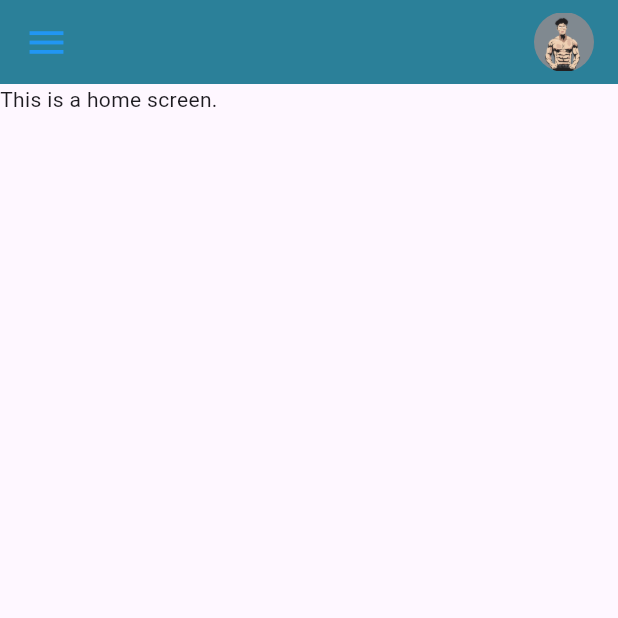
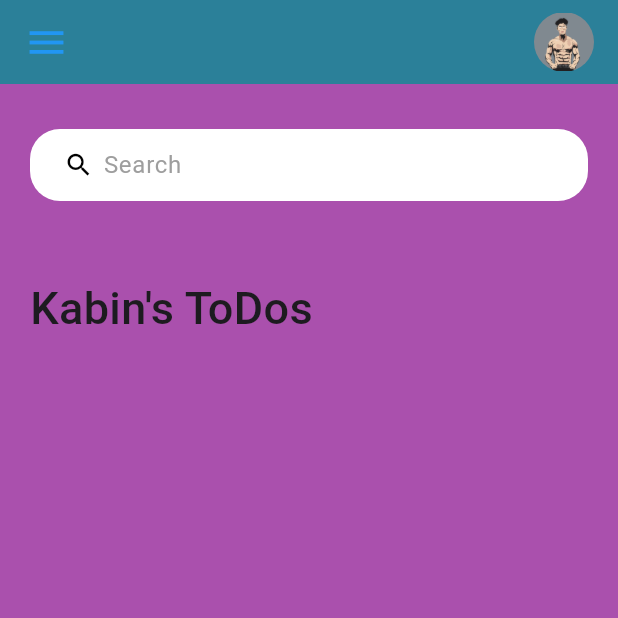
Before and after one commit to KabeinG-7/Kabin_Todo, a Flutter app: the screen it shows after launch, on a phone screen of 412 x 824 dp, the top half of it. Run offline on Flutter 3.47's test engine with Material 3 defaults, Android fonts, the phone set to English and light mode, and no system bars.

Commit message:
New changes

```diff
--- a/lib/screens/home.dart
+++ b/lib/screens/home.dart
@@ -1,4 +1,5 @@
 import 'package:flutter/material.dart';
+import 'package:kabin_todo/widgets/todoitem.dart';
 
 class Home extends StatelessWidget {
   const Home({super.key});
@@ -6,7 +7,77 @@ class Home extends StatelessWidget {
   @override
   Widget build(BuildContext context) {
     return Scaffold(
-      appBar: AppBar(
+      backgroundColor: const Color.fromARGB(207, 150, 39, 154),
+      appBar: _builtappbar(),
+      body: Container(
+        padding: const EdgeInsets.symmetric(
+          horizontal: 20,
+          vertical: 15,
+        ),
+        child: Column(
+          children: [
+            SizedBox(
+              height: 15,
+            ),
+            searchbox(),
+            Expanded(
+              child: ListView(
+                children: [
+                  Container(
+                    margin: const EdgeInsets.only(
+                      top: 50,
+                      bottom: 20,
+                    ),
+                    child: const Text(
+                      "Kabin's ToDos",
+                      style: TextStyle(
+                        fontSize: 30,
+                        fontWeight: FontWeight.w500,
+                      ),
+                    ),
+                  ),
+                ],
+              ),
+            )
+          ],
+        ),
+      ),
+    );
+  }
+
+  Widget searchbox() {
+    return Container(
+      padding: const EdgeInsets.symmetric(
+        horizontal: 20,
+      ),
+      decoration: BoxDecoration(
+        color: Colors.white,
+        borderRadius: BorderRadius.circular(20),
+      ),
+      child: const TextField(
+        decoration: InputDecoration(
+          contentPadding: EdgeInsets.all(0),
+          prefixIcon: Icon(
+            Icons.search,
+            color: Colors.black,
+            size: 20,
+          ),
+          prefixIconConstraints: BoxConstraints(
+            maxHeight: 20,
+            minWidth: 25,
+          ),
+          border: InputBorder.none,
+          hintText: 'Search',
+          hintStyle: TextStyle(
+            color: Colors.grey,
+          ),
+        ),
+      ),
+    );
+  }
+
+  AppBar _builtappbar() {
+    return AppBar(
       backgroundColor: const Color.fromARGB(255, 43, 128, 153),
       elevation: 0,
       title: Row(
@@ -27,10 +98,6 @@ class Home extends StatelessWidget {
           ),
         ],
       ),
-      ),
-      body: Container(
-        child: const Text('This is a home screen.'),
-      ),
     );
   }
 }
```
Also changed, not shown: lib/model/todo.dart (added, +19 -0 lines), lib/widgets/todoitem.dart (added, +54 -0 lines). Lines whose indentation alone changed are shown as unchanged.
